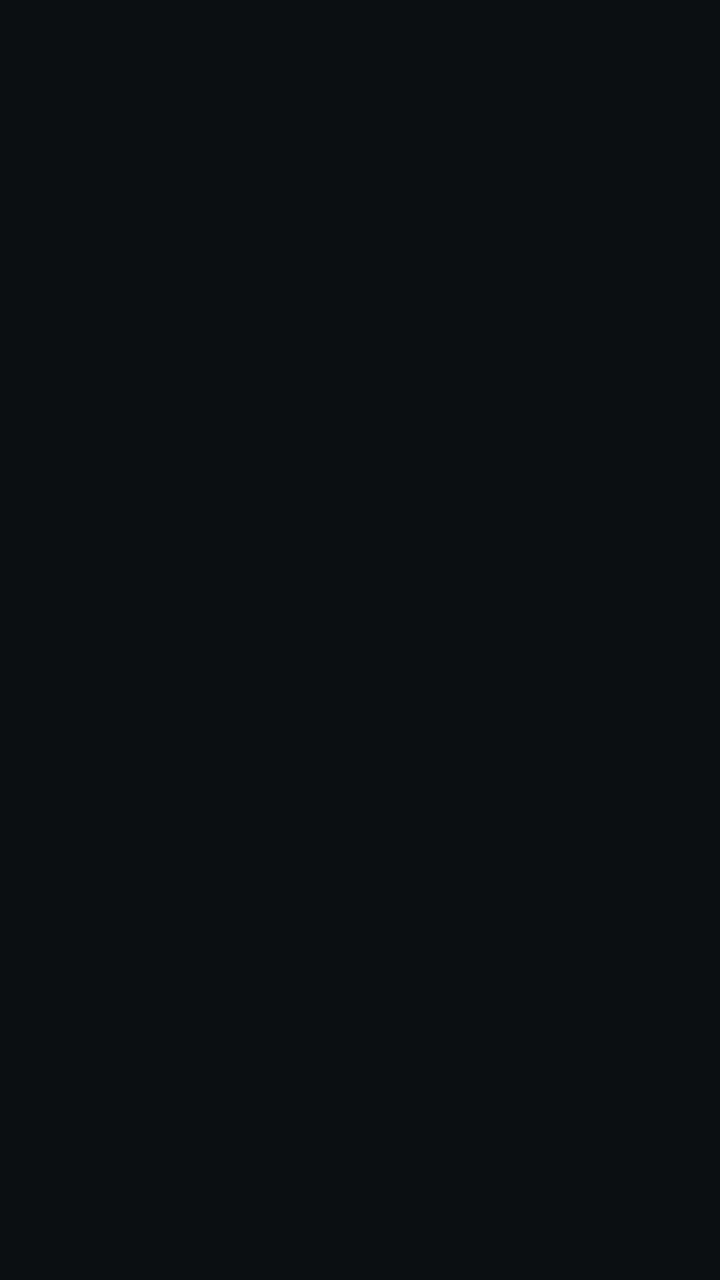
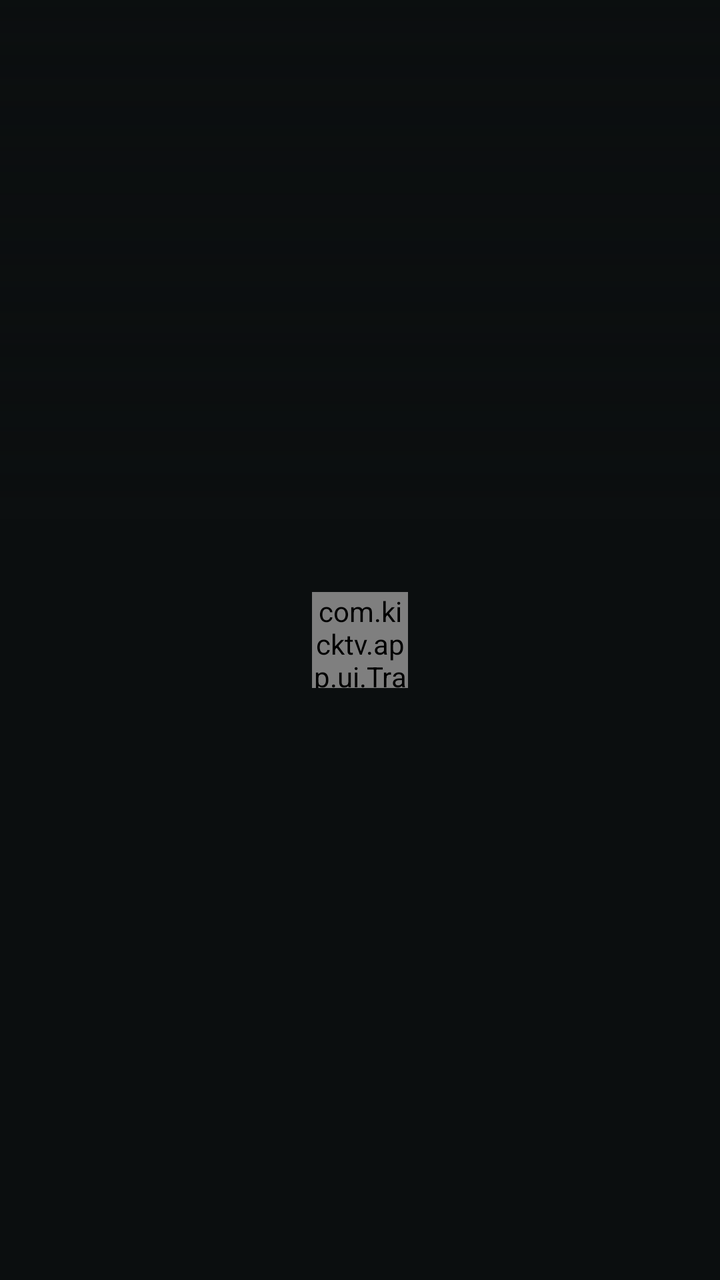

Screens rendered from an Android XML layout before and after an edit, with the pre-edit source and the edit as a unified diff.
<!-- AndroidManifest.xml: application theme Theme.KickTV -->
<!-- res/layout/activity_channel.xml -->
<?xml version="1.0" encoding="utf-8"?>
<FrameLayout xmlns:android="http://schemas.android.com/apk/res/android"
    android:layout_width="match_parent"
    android:layout_height="match_parent"
    android:background="@color/bg">

    <ImageView
        android:id="@+id/bannerBg"
        android:layout_width="match_parent"
        android:layout_height="260dp"
        android:alpha="0.55"
        android:scaleType="centerCrop" />

    <View
        android:layout_width="match_parent"
        android:layout_height="260dp"
        android:background="@drawable/scrim_banner" />

    <androidx.recyclerview.widget.RecyclerView
        android:id="@+id/list"
        android:layout_width="match_parent"
        android:layout_height="match_parent"
        android:clipToPadding="false"
        android:paddingStart="40dp"
        android:paddingEnd="40dp"
        android:paddingBottom="30dp" />

    <ProgressBar
        android:id="@+id/progress"
        android:layout_width="48dp"
        android:layout_height="48dp"
        android:layout_gravity="center"
        android:indeterminateTint="@color/kick_green" />
</FrameLayout>
<!-- resources referenced by this layout -->
<resources>
  <color name="bg">#0B0E0F</color>
  <color name="kick_green">#53FC18</color>
  <!-- drawable scrim_banner (drawable) -->
  <?xml version="1.0" encoding="utf-8"?>
  <shape xmlns:android="http://schemas.android.com/apk/res/android">
      <gradient android:angle="90" android:startColor="@color/bg" android:centerColor="#990B0E0F" android:endColor="#330B0E0F"/>
  </shape>
  <style name="Theme.KickTV" parent="@android:style/Theme.Material.NoActionBar">
          <item name="android:windowBackground">@color/bg</item>
          <item name="android:colorPrimary">@color/kick_green</item>
          <item name="android:colorAccent">@color/kick_green</item>
          <item name="android:colorControlActivated">@color/kick_green</item>
          <item name="android:textColorPrimary">@color/text_primary</item>
          <item name="android:textColorSecondary">@color/text_secondary</item>
          <item name="android:windowFullscreen">true</item>
          <item name="android:windowContentOverlay">@null</item>
          <item name="android:alertDialogTheme">@style/KickDialog</item>
          <item name="android:windowAnimationStyle">@style/KickActivityAnim</item>
      </style>
  <color name="text_primary">#EFEFF1</color>
  <color name="text_secondary">#A9ADB4</color>
  <style name="KickDialog" parent="@android:style/Theme.Material.Dialog.Alert">
          <item name="android:colorAccent">@color/kick_green</item>
          <item name="android:windowBackground">@drawable/bg_dialog</item>
          <item name="android:textColorPrimary">@color/text_primary</item>
          <item name="android:listChoiceBackgroundIndicator">@drawable/bg_list_item</item>
          <item name="android:selectableItemBackground">@drawable/bg_list_item</item>
      </style>
  <style name="KickActivityAnim" parent="@android:style/Animation.Activity">
          <item name="android:activityOpenEnterAnimation">@anim/activity_open_enter</item>
          <item name="android:activityOpenExitAnimation">@anim/activity_open_exit</item>
          <item name="android:activityCloseEnterAnimation">@anim/activity_close_enter</item>
          <item name="android:activityCloseExitAnimation">@anim/activity_close_exit</item>
      </style>
  <!-- drawable bg_dialog (drawable) -->
  <?xml version="1.0" encoding="utf-8"?>
  <inset xmlns:android="http://schemas.android.com/apk/res/android" android:inset="16dp">
      <shape android:shape="rectangle">
          <solid android:color="@color/surface"/>
          <corners android:radius="14dp"/>
      </shape>
  </inset>
  <!-- drawable bg_list_item (drawable) -->
  <?xml version="1.0" encoding="utf-8"?>
  <selector xmlns:android="http://schemas.android.com/apk/res/android"
      android:enterFadeDuration="130"
      android:exitFadeDuration="130">
      <item android:state_focused="true">
          <shape><solid android:color="#3353FC18"/><corners android:radius="8dp"/><stroke android:width="2dp" android:color="@color/kick_green"/></shape>
      </item>
      <item><color android:color="@android:color/transparent"/></item>
  </selector>
  <color name="surface">#16191C</color>
</resources>

<!-- the commit's change to res/layout/activity_channel.xml (unified diff, before → after) -->
@@ -25,10 +25,9 @@
         android:paddingEnd="40dp"
         android:paddingBottom="30dp" />
 
-    <ProgressBar
+    <com.kicktv.app.ui.TraceLoader
         android:id="@+id/progress"
         android:layout_width="48dp"
         android:layout_height="48dp"
-        android:layout_gravity="center"
-        android:indeterminateTint="@color/kick_green" />
+        android:layout_gravity="center" />
 </FrameLayout>
